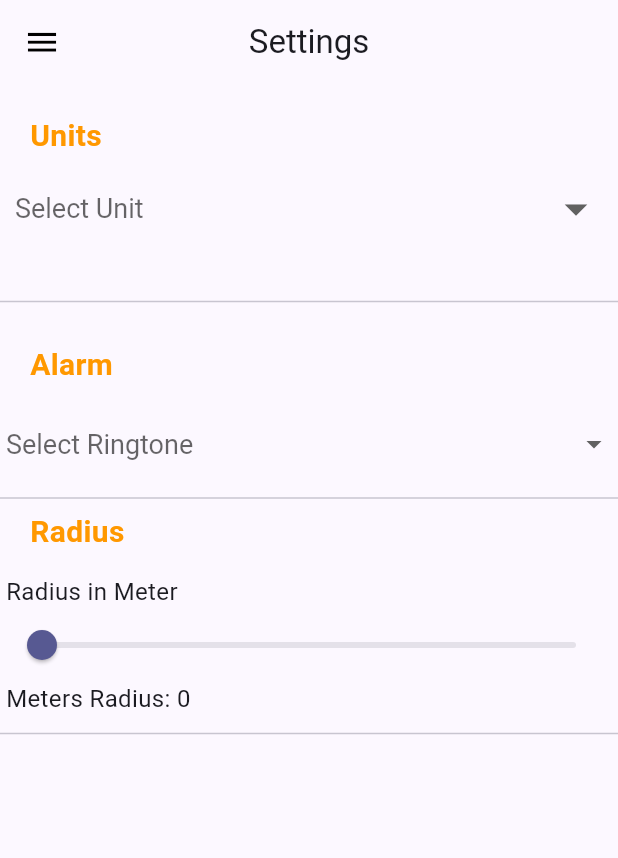
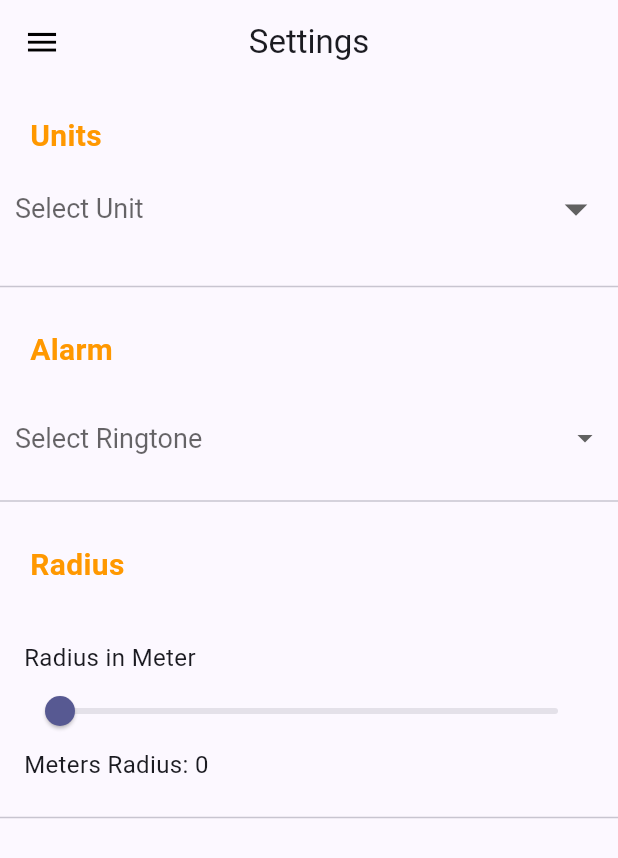
Before and after one commit to Brinda2802/gps_alarm, a Flutter app: the Settings screen opened directly, on a phone screen of 412 x 824 dp. Shown: the top 858 px of the screen. Run offline on Flutter 3.47's test engine with Material 3 defaults, Android fonts, the phone set to English and light mode, and no system bars; our stand-ins replace audioplayers, file_picker, flutter_advanced_switch, flutter_local_notifications, geocoding, google_maps_flutter and 5 more; missing offline and left inert: flutter_background_service; accounts and stored records are empty.

Commit message:
changes in filename

```diff
--- a/lib/Homescreens/settings.dart
+++ b/lib/Homescreens/settings.dart
@@ -140,7 +140,7 @@ class _SettingsState extends State<Settings> {
     _loadRingtones();
     _buildRingtoneDropdown();
     _loadRadiusData();
-    //_saveSelectedUnit(_selectedUnit!);
+
 
 
     // Set the release mode to keep the source after playback has completed.
@@ -409,7 +409,7 @@ class _SettingsState extends State<Settings> {
               }).toList(),
             ),
           ),
-          SizedBox(height: 20),
+          SizedBox(height: 10),
           Divider(),
           SizedBox(
             height: 20,
@@ -454,22 +454,20 @@ class _SettingsState extends State<Settings> {
           //   }).toList(),
           // ),
           Padding(
-  padding: const EdgeInsets.all(4.0),
+  padding: const EdgeInsets.all(10.0),
   child: Container(
     child: _buildRingtoneDropdown(),
   ),
 ),
           Divider(),Padding(
-            padding: const EdgeInsets.only(left: 20.0),
+            padding: const EdgeInsets.all(20.0),
             child: Text('Radius',style: TextStyle(
               color: Colors.orange,
               fontSize: 20,
               fontWeight: FontWeight.w600,
             ),),
           ),
-          SizedBox(
-            height: 10,
-          ),
+
       // Padding(
       //   padding: const EdgeInsets.all(4.0),
       //   child: Container(
@@ -520,7 +518,7 @@ class _SettingsState extends State<Settings> {
       //     ),
       //   ),),
           Padding(
-            padding: const EdgeInsets.all(4.0),
+            padding: const EdgeInsets.all(16.0),
             child: Container(
               child: Column(
                 crossAxisAlignment: CrossAxisAlignment.start,
--- a/lib/about page.dart
+++ b/lib/about page.dart
@@ -3,7 +3,7 @@ import 'package:flutter/material.dart';
 import 'package:share_plus/share_plus.dart';
 import 'package:url_launcher/url_launcher.dart';
 
-import 'Homescreens/save alarm pages.dart';
+import 'Homescreens/save_alarm_page.dart';
 import 'Homescreens/settings.dart';
 import 'Track.dart';
 
--- a/lib/exampleMyhomepage.dart
+++ b/lib/exampleMyhomepage.dart
@@ -14,7 +14,7 @@ import 'package:location/location.dart';
 import 'package:location/location.dart' as location;
 import 'package:geocoding/geocoding.dart' as geocoding;
 
-import 'Homescreens/save alarm pages.dart';
+import 'Homescreens/save_alarm_page.dart';
 import 'Map screen page.dart';
 
 class exampleMyHomePage extends StatefulWidget {
@@ -601,7 +601,7 @@ class AlarmDetails {
 // import 'package:shared_preferences/shared_preferences.dart';
 //
 // import 'Apiutils.dart';
-// import 'Homescreens/save alarm pages.dart';
+// import 'Homescreens/save_alarm_page.dart';
 //
 //
 //
```
Also changed, not shown: lib/Map screen page.dart (+58 -37 lines), lib/Homescreens/save_alarm_page.dart (renamed from lib/Homescreens/save alarm pages.dart).
